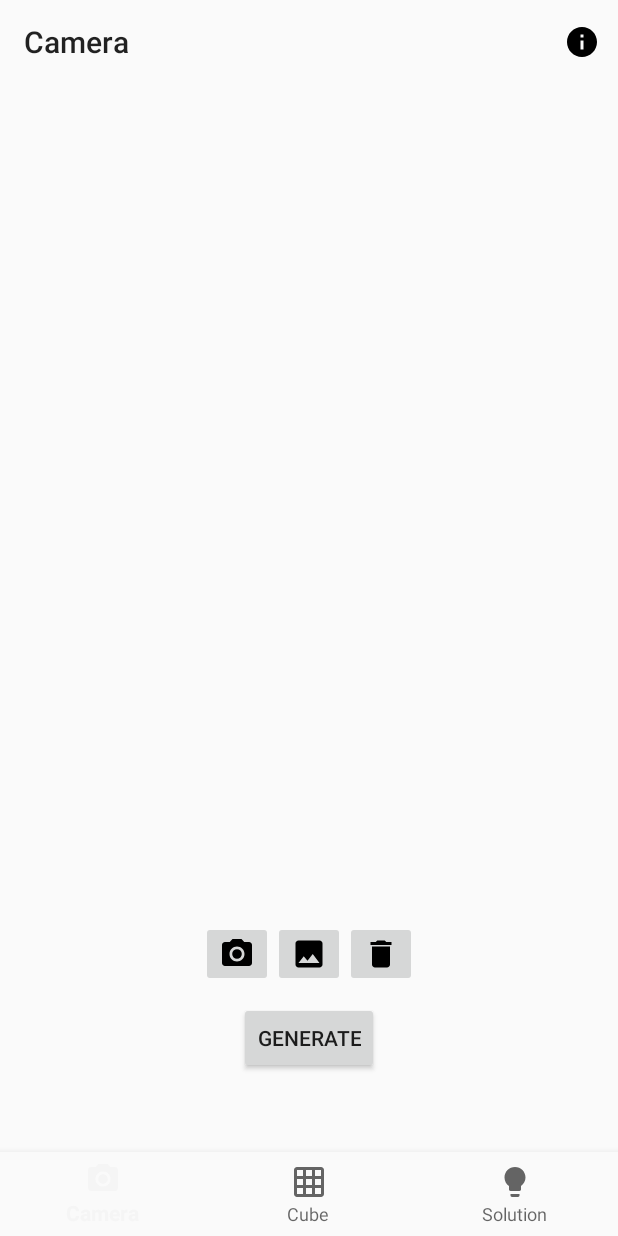
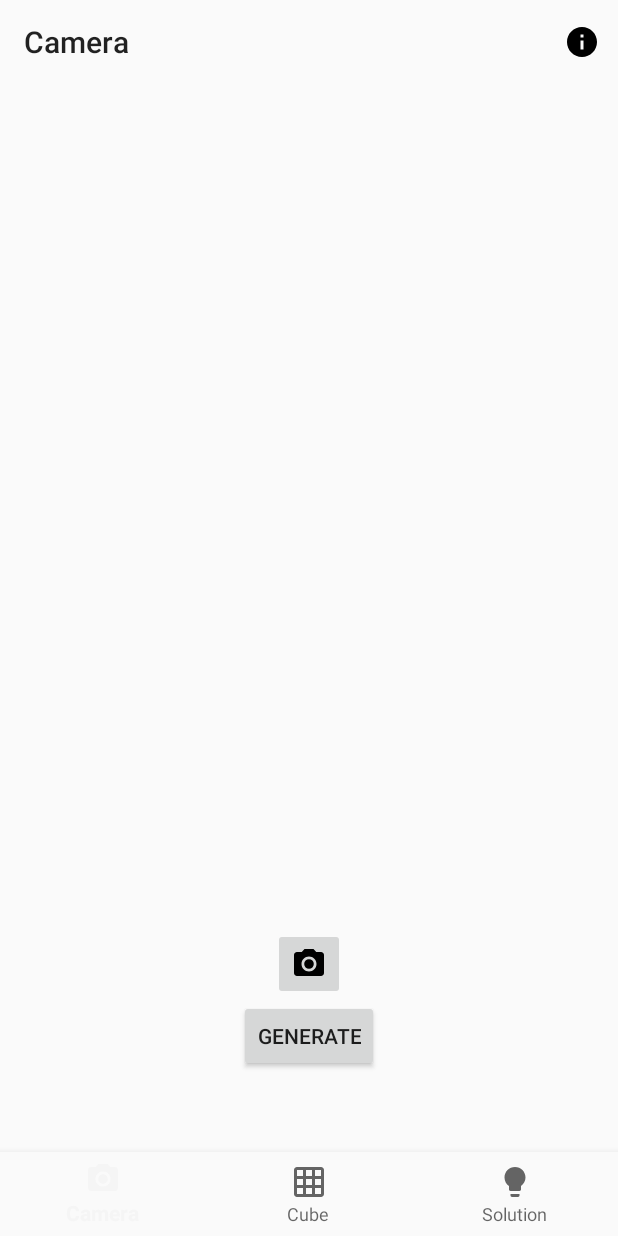
Before and after one commit to P6atrk/RubiksCubeCamera, an Android app: the CameraFragment screen opened directly, with no data from a screen before it, on a phone screen of 412 x 824 dp. Run offline under Robolectric (Android 15) with nearby library versions, the light colour scheme and no system bars; our stand-ins replace navigation-ui; libraries missing offline, so code that uses them is left out: org.opencv.android, org.opencv.core; 1 statement that could not run was skipped.

Commit message:
deleted browser and delete buttons

```diff
--- a/app/src/main/res/layout/fragment_camera.xml
+++ b/app/src/main/res/layout/fragment_camera.xml
@@ -11,7 +11,8 @@
         android:id="@+id/image1"
         android:layout_width="0dp"
         android:layout_height="wrap_content"
-        android:background="#AAAAAA"
+        android:background="#656565"
+        android:contentDescription="@string/image_text_2"
         android:src="@drawable/cube_color_empty"
         android:tag="image1"
         app:layout_constraintBottom_toTopOf="@+id/image2"
@@ -26,7 +27,8 @@
         android:id="@+id/image2"
         android:layout_width="0dp"
         android:layout_height="wrap_content"
-        android:background="#AAAAAA"
+        android:background="#656565"
+        android:contentDescription="@string/image_text_1"
         android:src="@drawable/cube_color_empty"
         android:tag="image2"
         app:layout_constraintBottom_toTopOf="@+id/linearLayout4"
@@ -48,38 +50,21 @@
         app:layout_constraintTop_toTopOf="parent"
         app:layout_constraintVertical_bias="0.85">
 
-        <LinearLayout
-            android:id="@+id/linearLayout3"
+        <ImageButton
+            android:id="@+id/buttonCamera"
             android:layout_width="wrap_content"
             android:layout_height="wrap_content"
-            android:orientation="horizontal"
-            android:paddingBottom="10dp">
-
-            <ImageButton
-                android:id="@+id/buttonCamera"
-                android:layout_width="wrap_content"
-                android:layout_height="wrap_content"
-                android:src="@drawable/baseline_photo_camera_24" />
-
-            <ImageButton
-                android:id="@+id/buttonBrowse"
-                android:layout_width="wrap_content"
-                android:layout_height="wrap_content"
-                android:src="@drawable/baseline_image_24" />
-
-            <ImageButton
-                android:id="@+id/buttonDelete"
-                android:layout_width="wrap_content"
-                android:layout_height="wrap_content"
-                android:src="@drawable/baseline_delete_24" />
-
-        </LinearLayout>
+            android:contentDescription="@string/capture_image"
+            android:minWidth="48dp"
+            android:minHeight="48dp"
+            android:src="@drawable/baseline_photo_camera_24" />
 
         <Button
             android:id="@+id/buttonGenerate"
             android:layout_width="wrap_content"
             android:layout_height="wrap_content"
             android:text="@string/generate" />
+
     </LinearLayout>
 
 </androidx.constraintlayout.widget.ConstraintLayout>
--- a/app/src/main/res/values/strings.xml
+++ b/app/src/main/res/values/strings.xml
@@ -28,7 +28,6 @@
     <string name="solve_cube">Solve Cube</string>
     <string name="solution_found">Solution found:</string>
     <string name="generate">Generate</string>
-    <string name="take_photo">Take Photo</string>
     <string name="title_capture">Capture</string>
     <string name="capture_image">Capture image</string>
     <string name="image_text_1">
```
Also changed, not shown: app/src/main/java/hu/szte/rubikscubecamera/ui/camera/CameraFragment.java (+0 -42 lines).
